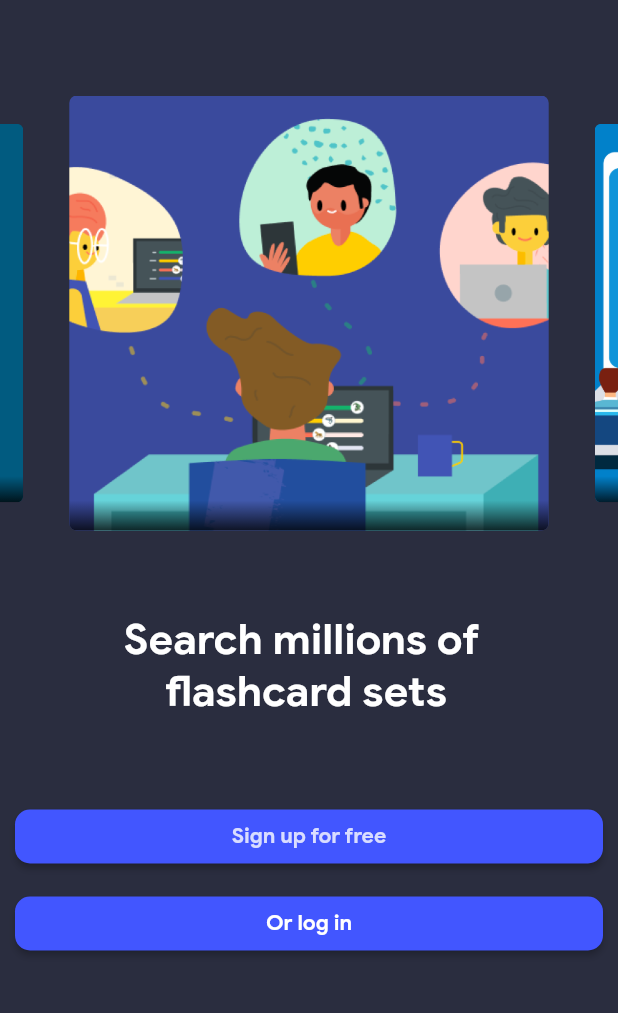
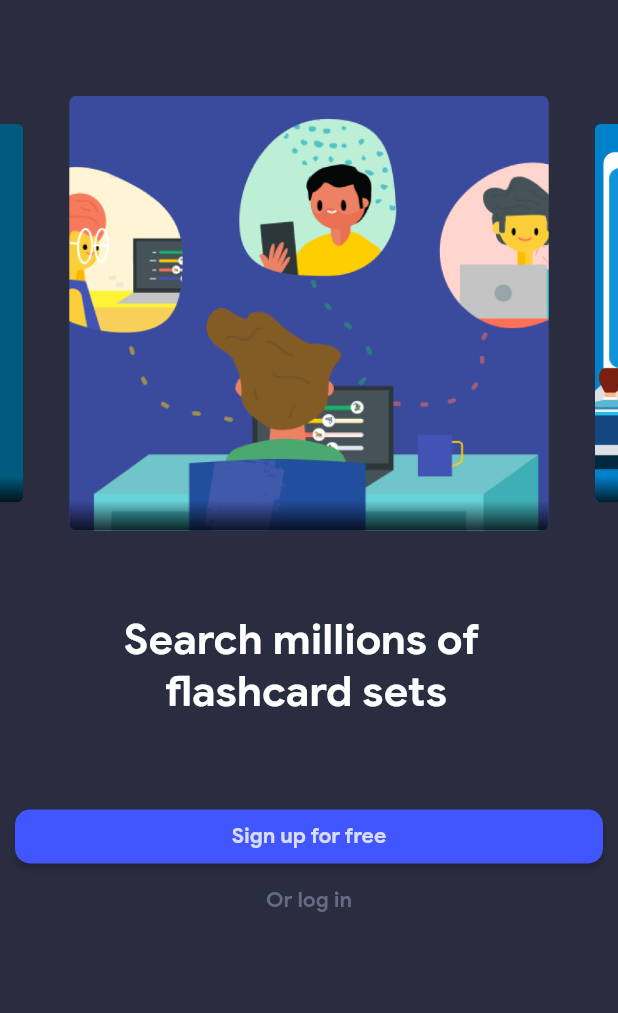
Before and after one commit to vanh2604/quizlet-clone, a Flutter app: the screen it shows after launch, on a phone screen of 412 x 824 dp, the part 71-1084 px from its top. Run offline on Flutter 3.47's test engine with Material 2 defaults, Android fonts, the phone set to English and light mode, and no system bars; drawn by our look-alikes of carousel_slider; our stand-ins replace auto_size_text, firebase_core; accounts and stored records are empty.

Commit message:
Update introduction.dart

```diff
--- a/lib/screens/introduction/introduction.dart
+++ b/lib/screens/introduction/introduction.dart
@@ -119,32 +119,23 @@ class IntroductionScreen extends StatelessWidget {
                         ),
                       ),
                       Container(
-                        margin: const EdgeInsets.fromLTRB(10, 10, 10, 0),
-                        child: Row(
-                          children: [
-                            Expanded(
-                                child: ElevatedButton(
-                              style: ButtonStyle(
-                                  shape: MaterialStateProperty.all<
-                                          RoundedRectangleBorder>(
-                                      RoundedRectangleBorder(
-                                borderRadius: BorderRadius.circular(10.0),
-                              ))),
-                              onPressed: () => Navigator.pushNamed(
-                                context,
-                                '/signin',
-                              ),
+                          margin: const EdgeInsets.fromLTRB(10, 10, 10, 0),
+                          child: Align(
+                            alignment: Alignment.center,
+                            child: GestureDetector(
+                              onTap: () =>
+                                  Navigator.pushNamed(context, '/signin'),
                               child: const Text(
                                 'Or log in',
                                 style: TextStyle(
-                                    color: Colors.white,
-                                    fontWeight: FontWeight.bold,
-                                    fontSize: 14),
+                                  color: const Color(0xFF656B86),
+                                  fontWeight: FontWeight.bold,
+                                  fontSize: 14,
+                                ),
+                                textAlign: TextAlign.center,
                               ),
-                            ))
-                          ],
-                        ),
-                      ),
+                            ),
+                          )),
                     ]),
                   ),
                 ]))));
```
